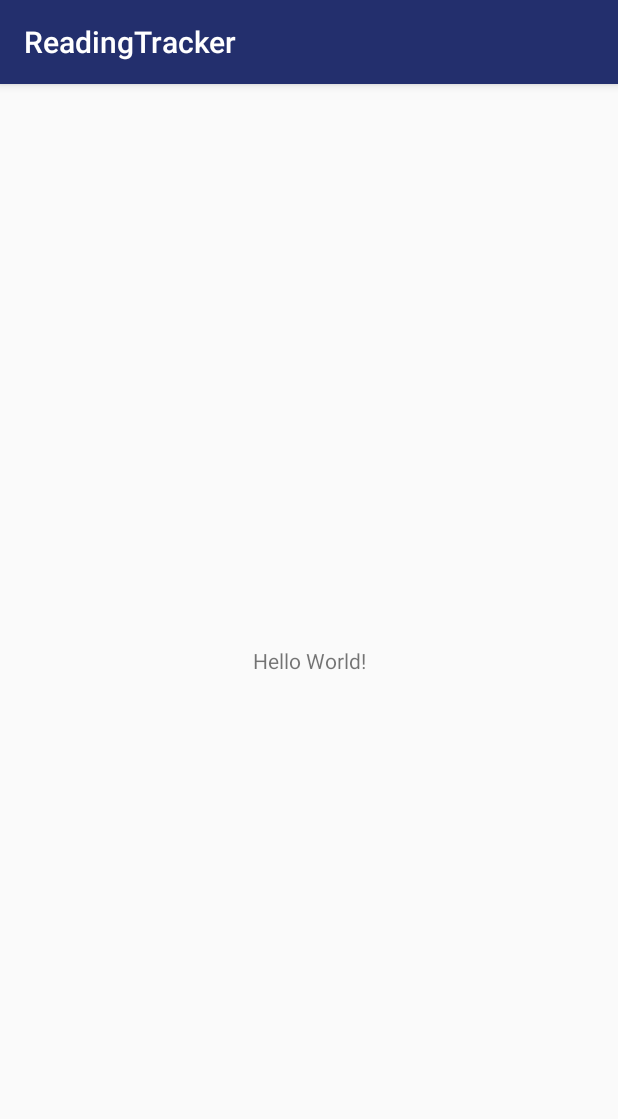
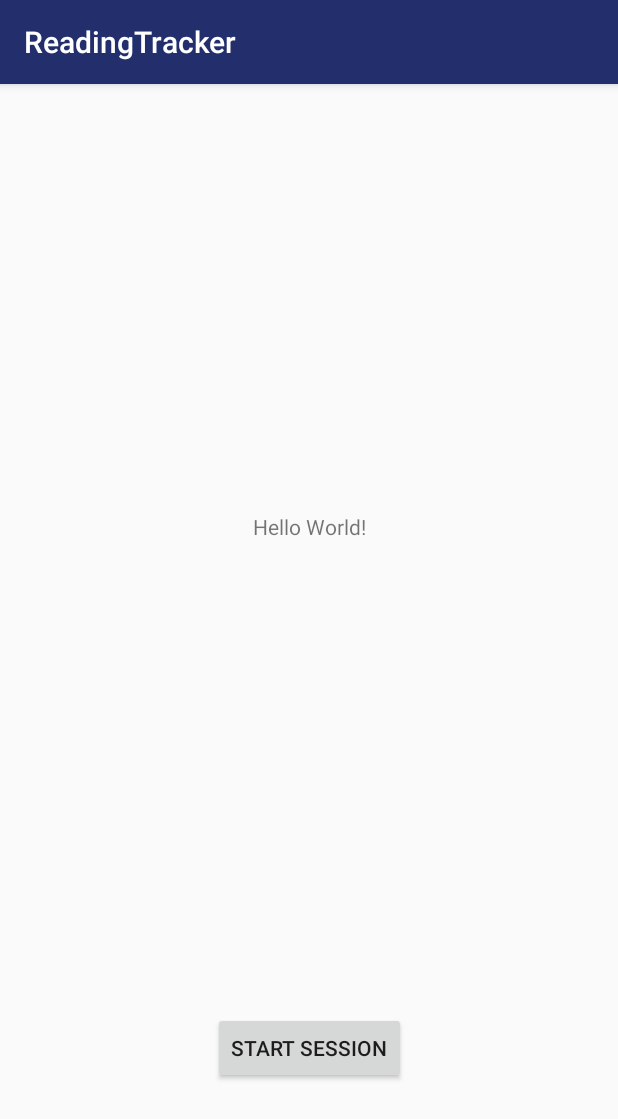
Before and after one commit to vladimirrim/ReadingTracker, an Android app: the screen it shows after launch once a user with an empty profile is signed in (MainActivity), on a phone screen of 412 x 824 dp. Shown: the top 1119 px of the screen. Run offline under Robolectric (Android 15) with nearby library versions, the phone set to English and light mode, and no system bars; our stand-ins replace Firebase (no records; nobody signed in at launch, a user with empty details on screens opened directly).

Commit message:
Add skeleton for Reading Session activity.

```diff
--- a/app/src/main/java/ru/hse/egorov/reading_tracker/MainActivity.kt
+++ b/app/src/main/java/ru/hse/egorov/reading_tracker/MainActivity.kt
@@ -1,5 +1,6 @@
 package ru.hse.egorov.reading_tracker
 
+import android.content.Intent
 import android.support.v7.app.AppCompatActivity
 import android.os.Bundle
 import kotlinx.android.synthetic.main.activity_main.*
@@ -10,21 +11,9 @@ class MainActivity : AppCompatActivity() {
         super.onCreate(savedInstanceState)
         setContentView(R.layout.activity_main)
 
-        // Example of a call to a native method
-       // sample_text.text = stringFromJNI()
-    }
-
-    /**
-     * A native method that is implemented by the 'native-lib' native library,
-     * which is packaged with this application.
-     */
-    external fun stringFromJNI(): String
-
-    companion object {
-
-        // Used to load the 'native-lib' library on application startup.
-        init {
-            System.loadLibrary("native-lib")
+        startSessionButton.setOnClickListener {
+            val intent = Intent(this, ReadingSessionActivity::class.java)
+            startActivity(intent)
         }
     }
 }
--- a/app/src/main/res/layout/activity_main.xml
+++ b/app/src/main/res/layout/activity_main.xml
@@ -11,9 +11,18 @@
             android:layout_width="wrap_content"
             android:layout_height="wrap_content"
             android:text="Hello World!"
-        app:layout_constraintBottom_toBottomOf="parent"
             app:layout_constraintLeft_toLeftOf="parent"
             app:layout_constraintRight_toRightOf="parent"
-        app:layout_constraintTop_toTopOf="parent" />
+            app:layout_constraintTop_toTopOf="parent"
+            app:layout_constraintBottom_toTopOf="@+id/startSessionButton" android:layout_marginTop="200dp"/>
+    <Button
+            android:text="start session"
+            android:layout_width="wrap_content"
+            android:layout_height="wrap_content"
+            android:id="@+id/startSessionButton"
+            app:layout_constraintTop_toBottomOf="@+id/sample_text" android:layout_marginTop="228dp"
+            app:layout_constraintStart_toStartOf="parent" android:layout_marginStart="128dp"
+            android:layout_marginEnd="127dp" app:layout_constraintEnd_toEndOf="parent"
+            app:layout_constraintBottom_toBottomOf="parent" android:layout_marginBottom="16dp"/>
 
 </android.support.constraint.ConstraintLayout>
```
Also changed, not shown: app/src/main/AndroidManifest.xml (+10 -8 lines), app/src/main/java/ru/hse/egorov/reading_tracker/ReadingSessionActivity.kt (added, +19 -0 lines), app/src/main/res/layout/activity_reading_session.xml (added, +31 -0 lines). Lines whose indentation alone changed are shown as unchanged.
